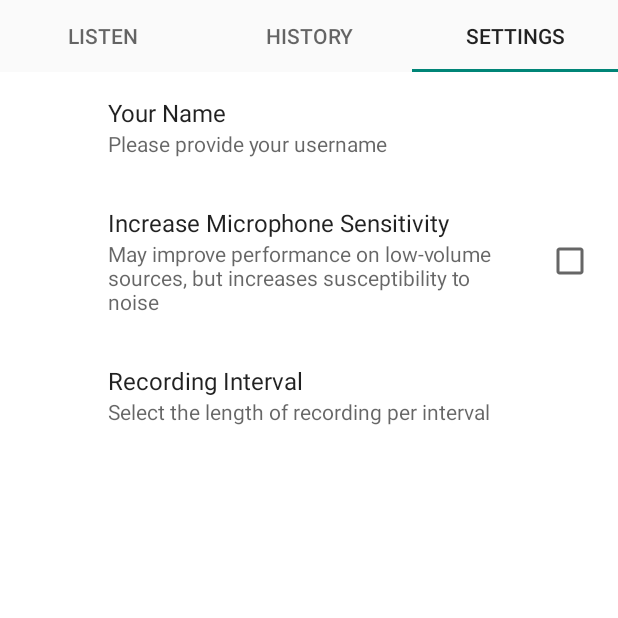
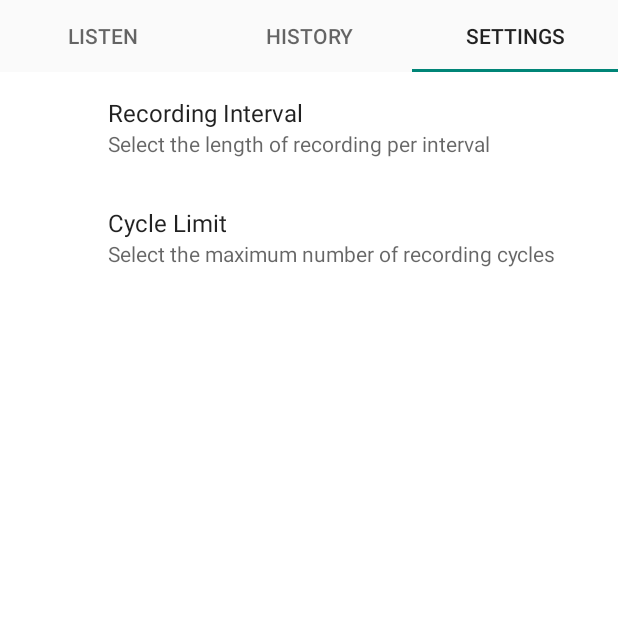
Before and after one commit to andrewpkusuma/AcousticFingerprint, an Android app: the screen it shows after launch (MainActivity), tab 3 chosen, on a phone screen of 412 x 824 dp, the top half of it. Run offline under Robolectric (Android 15) with nearby library versions, the phone set to English and light mode, and no system bars; our stand-ins replace androidx.preference; libraries missing offline, so code that uses them is left out: android.support.test.

Commit message:
Fix some codes, add cycle limit preferences, refine pausing recording activities when switching tabs

```diff
--- a/app/src/main/java/com/ureca/acousticfingerprint/HistoryFragment.java
+++ b/app/src/main/java/com/ureca/acousticfingerprint/HistoryFragment.java
@@ -11,11 +11,9 @@ import android.support.v4.app.Fragment;
 import android.support.v7.app.AlertDialog;
 import android.support.v7.widget.LinearLayoutManager;
 import android.support.v7.widget.RecyclerView;
-import android.util.Log;
 import android.view.LayoutInflater;
 import android.view.View;
 import android.view.ViewGroup;
-import android.widget.Toast;
 
 import com.google.gson.Gson;
 
--- a/app/src/main/java/com/ureca/acousticfingerprint/ListenFragment.java
+++ b/app/src/main/java/com/ureca/acousticfingerprint/ListenFragment.java
@@ -32,22 +32,21 @@ public class ListenFragment extends Fragment {
     private static final int RECORDER_SAMPLERATE = 44100;
     private static final int RECORDER_CHANNELS = AudioFormat.CHANNEL_IN_MONO;
     private static final int RECORDER_AUDIO_ENCODING = AudioFormat.ENCODING_PCM_16BIT;
-    public static String[] files = {"holcim.wav", "hutch1.wav", "hutch2.wav", "janet1.wav", "janet2.wav", "keells1.wav", "keells2.wav", "keells3.wav", "keells4.wav", "keells5.wav"};
+    // public static String[] files = {"holcim.wav", "hutch1.wav", "hutch2.wav", "janet1.wav", "janet2.wav", "keells1.wav", "keells2.wav", "keells3.wav", "keells4.wav", "keells5.wav"};
     private static int BUFFER_SIZE = AudioRecord.getMinBufferSize(
             RECORDER_SAMPLERATE, RECORDER_CHANNELS, RECORDER_AUDIO_ENCODING);
+    private static int recordInterval;
+    private static int cycleLimit;
     SharedPreferences sharedpreferences;
+    private int cycleCount;
     private short[] audio;
     private TextView text;
-    private Timer timer = null;
     private FloatingActionButton mRecordButton = null;
     private AudioRecord recorder = null;
     private Thread recordingThread = null;
     private boolean isRecording = false;
-    private int recordInterval;
     private TimerTask recordTask;
     private RecordRunnable recordRunnable;
-    private DisplayAndStoreAdRunnable displayAndStoreAdRunnable;
-    private DBHelper dbHelper;
     private MyInterface listener;
 
     public static ListenFragment newInstance() {
@@ -56,7 +55,8 @@ public class ListenFragment extends Fragment {
 
     private void onRecord(boolean isRecording) {
         if (!isRecording) {
-            AudioMatching.reset();
+            AudioMatching.reset(new DBHelper(getContext()));
+            cycleCount = 0;
             startRecording();
             mRecordButton.setImageResource(R.drawable.ic_stop_white_36px);
             mRecordButton.setSoundEffectsEnabled(true);
@@ -76,7 +76,7 @@ public class ListenFragment extends Fragment {
         recordingThread = new Thread(recordRunnable, "AudioRecorder Thread");
         recordingThread.start();
         recordTask = new RecordTask();
-        timer = new Timer();
+        Timer timer = new Timer();
         timer.schedule(recordTask, recordInterval * 1000);
     }
 
@@ -124,6 +124,7 @@ public class ListenFragment extends Fragment {
         super.onStart();
         sharedpreferences = PreferenceManager.getDefaultSharedPreferences(getActivity());
         recordInterval = Integer.parseInt(sharedpreferences.getString("recInterval", "2"));
+        cycleLimit = Integer.parseInt(sharedpreferences.getString("cycleLimit", "10"));
         audio = new short[RECORDER_SAMPLERATE * recordInterval];
         recorder = new AudioRecord(MediaRecorder.AudioSource.MIC,
                 RECORDER_SAMPLERATE, RECORDER_CHANNELS,
@@ -339,11 +340,22 @@ public class ListenFragment extends Fragment {
                 int[] match = AudioMatching.match(fingerprints, new DBHelper(getContext()));
                 if (match != null && isRecording) {
                     if (match[1] > 10) {
-                        displayAndStoreAdRunnable = new DisplayAndStoreAdRunnable();
+                        DisplayAndStoreAdRunnable displayAndStoreAdRunnable = new DisplayAndStoreAdRunnable();
                         displayAndStoreAdRunnable.setMatch(match[0]);
                         displayAndStoreAdRunnable.run();
                     }
                 }
+                if (cycleCount > cycleLimit) {
+                    getActivity().runOnUiThread(new Runnable() {
+                        @Override
+                        public void run() {
+                            onRecord(true);
+                            text.setText("No match found!" + "\n\n" +
+                                    "Click on the button to start again");
+                        }
+                    });
+                }
+                cycleCount++;
             }
         }
     }
@@ -395,7 +407,8 @@ public class ListenFragment extends Fragment {
                     onRecord(true);
                     text.setText("Name: " + name + "\n"
                             + "Details:\n" + details + "\n"
-                            + "Link: " + link);
+                            + "Link: " + link + "\n\n"
+                            + "Click on the button to start again");
                 }
             });
         }
--- a/app/src/main/java/com/ureca/acousticfingerprint/MainActivity.java
+++ b/app/src/main/java/com/ureca/acousticfingerprint/MainActivity.java
@@ -4,6 +4,7 @@ import android.content.SharedPreferences;
 import android.os.Bundle;
 import android.support.design.widget.TabLayout;
 import android.support.v4.app.FragmentActivity;
+import android.support.v4.view.ViewPager;
 import android.support.v7.preference.PreferenceManager;
 
 public class MainActivity extends FragmentActivity implements ListenFragment.MyInterface {
@@ -27,6 +28,25 @@ public class MainActivity extends FragmentActivity implements ListenFragment.MyI
                 new SampleFragmentPagerAdapter(getSupportFragmentManager(), MainActivity.this);
         viewPager.setAdapter(pagerAdapter);
 
+        viewPager.addOnPageChangeListener(new ViewPager.OnPageChangeListener() {
+
+            @Override
+            public void onPageScrolled(int position, float positionOffset, int positionOffsetPixels) {
+
+            }
+
+            @Override
+            public void onPageSelected(int position) {
+                if (position != 0)
+                    pagerAdapter.listenFragment.onPause();
+            }
+
+            @Override
+            public void onPageScrollStateChanged(int state) {
+
+            }
+        });
+
         // Give the TabLayout the ViewPager
         TabLayout tabLayout = (TabLayout) findViewById(R.id.tabs);
         tabLayout.setTabGravity(TabLayout.GRAVITY_FILL);
--- a/app/src/main/java/com/ureca/acousticfingerprint/ViewPagerNoSwipe.java
+++ b/app/src/main/java/com/ureca/acousticfingerprint/ViewPagerNoSwipe.java
@@ -36,6 +36,16 @@ public class ViewPagerNoSwipe extends ViewPager {
         return false;
     }
 
+    @Override
+    public void setCurrentItem(int item, boolean smoothScroll) {
+        super.setCurrentItem(item, false);
+    }
+
+    @Override
+    public void setCurrentItem(int item) {
+        super.setCurrentItem(item, false);
+    }
+
     public void setPagingEnabled(boolean enabled) {
         this.enabled = enabled;
     }
--- a/app/src/main/res/values/arrays.xml
+++ b/app/src/main/res/values/arrays.xml
@@ -1,14 +1,24 @@
 <?xml version="1.0" encoding="utf-8"?>
 <resources>
-    <string-array name="listArray">
+    <string-array name="recIntervalList">
         <item>Short (1 second)</item>
         <item>Medium (2 seconds)</item>
         <item>Long (4 seconds)</item>
     </string-array>
-
-    <string-array name="listValues">
+    <string-array name="recIntervalValues">
         <item>1</item>
         <item>2</item>
         <item>4</item>
     </string-array>
+
+    <string-array name="cycleLimitList">
+        <item>Short (5 cycles)</item>
+        <item>Medium (10 cycles)</item>
+        <item>Long (20 cycles)</item>
+    </string-array>
+    <string-array name="cycleLimitValues">
+        <item>5</item>
+        <item>10</item>
+        <item>20</item>
+    </string-array>
 </resources>
--- a/app/src/main/res/xml/preferences.xml
+++ b/app/src/main/res/xml/preferences.xml
@@ -1,21 +1,20 @@
 <?xml version="1.0" encoding="utf-8"?>
 <PreferenceScreen xmlns:android="http://schemas.android.com/apk/res/android">
 
-    <EditTextPreference android:title="Your Name"
-        android:key="username"
-        android:defaultValue="Anonymous"
-        android:summary="Please provide your username"></EditTextPreference>
+    <ListPreference
+        android:defaultValue="2"
+        android:entries="@array/recIntervalList"
+        android:entryValues="@array/recIntervalValues"
+        android:key="recInterval"
+        android:summary="Select the length of recording per interval"
+        android:title="Recording Interval" />
 
-    <CheckBoxPreference android:title="Increase Microphone Sensitivity"
-        android:defaultValue="false"
-        android:summary="May improve performance on low-volume sources, but increases susceptibility to noise"
-        android:key="incMicSensitivity" />
-
-    <ListPreference android:title="Recording Interval"
-        android:summary="Select the length of recording per interval"
-        android:key="recInterval"
-        android:defaultValue="2"
-        android:entries="@array/listArray"
-        android:entryValues="@array/listValues" />
+    <ListPreference
+        android:defaultValue="10"
+        android:entries="@array/cycleLimitList"
+        android:entryValues="@array/cycleLimitValues"
+        android:key="cycleLimit"
+        android:summary="Select the maximum number of recording cycles"
+        android:title="Cycle Limit" />
 
 </PreferenceScreen>
```
Also changed, not shown: app/src/main/java/com/ureca/acousticfingerprint/AudioMatching.java (+5 -7 lines).
